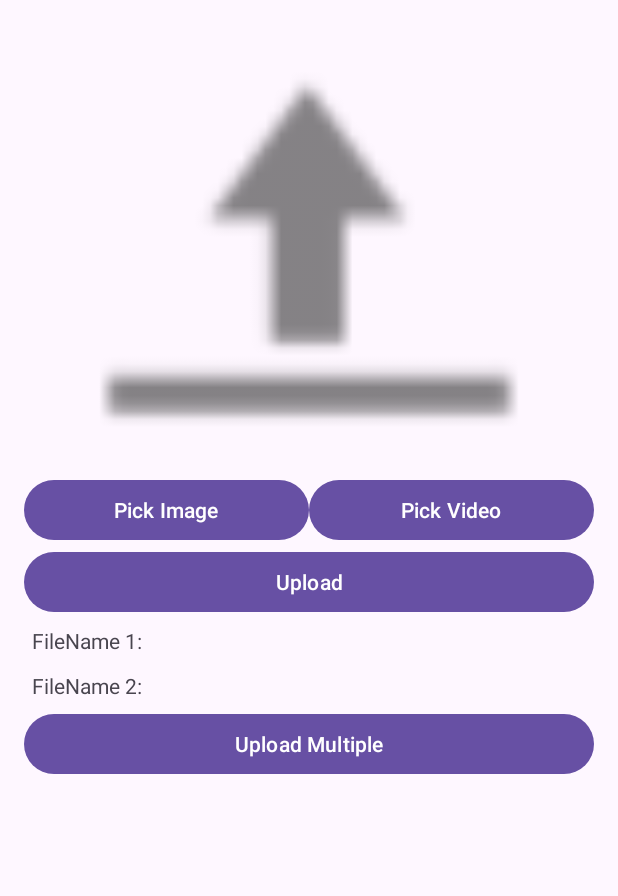
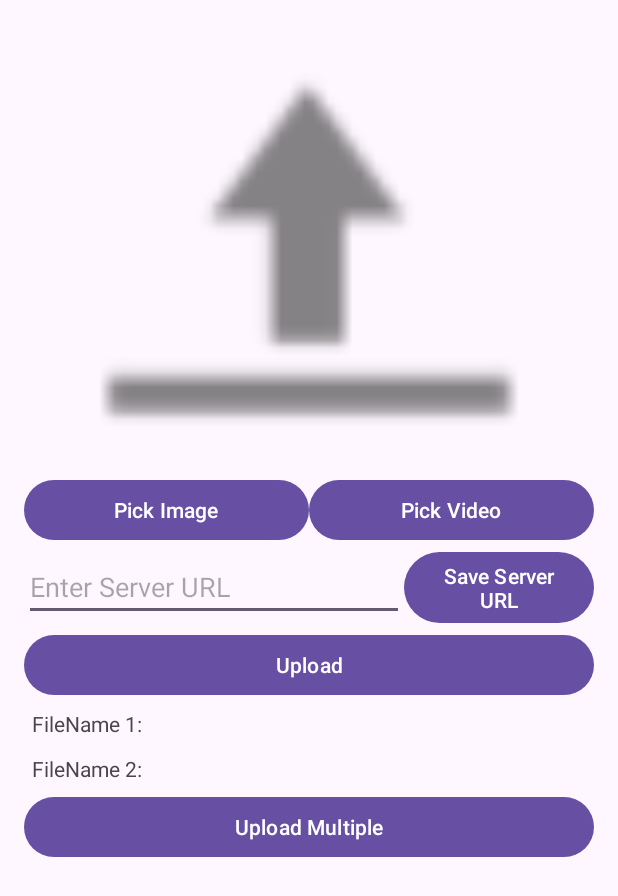
Before and after one commit to cackrogt/RetroFitLocalUpload, an Android app: the screen it shows after launch (MainActivity), on a phone screen of 412 x 824 dp. Shown: the top 896 px of the screen. Run offline under Robolectric (Android 15) with nearby library versions, the phone set to English and light mode, and no system bars.

Commit message:
Added Input field to input and save target server URL

```diff
--- a/app/src/main/res/layout/activity_main.xml
+++ b/app/src/main/res/layout/activity_main.xml
@@ -63,6 +63,30 @@
 
         </LinearLayout>
 
+        <LinearLayout
+            android:layout_width="match_parent"
+            android:layout_height="wrap_content"
+            android:gravity="center"
+            android:orientation="horizontal">
+
+            <EditText
+                android:id="@+id/server_url_edittext"
+                android:layout_width="0dp"
+                android:layout_height="wrap_content"
+                android:layout_weight="2"
+                android:hint="@string/server_url_text_placeholder"
+                android:inputType="text"/>
+
+            <Button
+                android:id="@+id/save_server_url_btn"
+                android:layout_width="0dp"
+                android:layout_height="wrap_content"
+                android:layout_gravity="center_horizontal"
+                android:layout_weight="1"
+                android:text="@string/save_server_url_btn_text" />
+
+        </LinearLayout>
+
         <Button
             android:id="@+id/upload"
             android:layout_width="match_parent"
--- a/app/src/main/res/values/strings.xml
+++ b/app/src/main/res/values/strings.xml
@@ -1,3 +1,6 @@
 <resources>
     <string name="app_name">RetroFitUpdateLocal</string>
+    <string name="server_url_text_placeholder">Enter Server URL</string>
+    <string name="save_server_url_btn_text">Save Server URL</string>
+    <string name="saved_server_url_key">saved_url</string>
 </resources>
```
Also changed, not shown: app/src/main/java/com/example/retrofitupdatelocal/AppConfig.java (+2 -8 lines), app/src/main/java/com/example/retrofitupdatelocal/MainActivity.java (+66 -14 lines).
